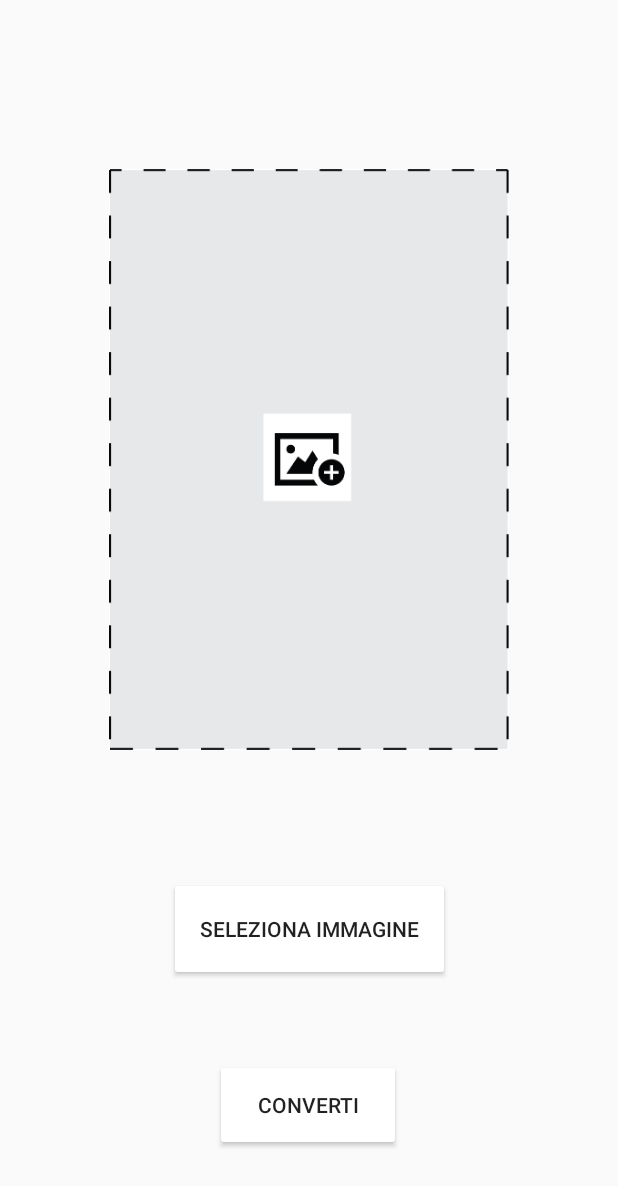
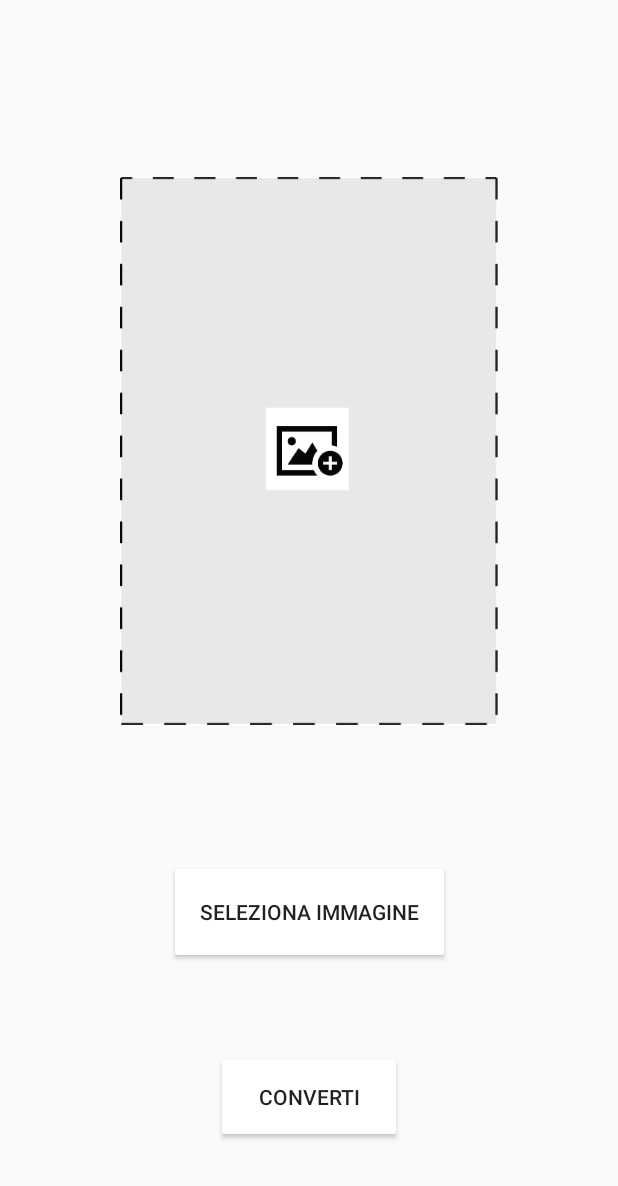
Before and after one commit to ale-mazz/LEGO-Print3r, an Android app: the GalleryActivity screen opened directly, with no data from a screen before it, on a phone screen of 412 x 824 dp. Shown: the top 1186 px of the screen. Run offline under Robolectric (Android 15) with nearby library versions, the phone set to English and light mode, and no system bars.

Commit message:
Final UI Changes

```diff
--- a/app/src/main/res/layout/activity_gallery.xml
+++ b/app/src/main/res/layout/activity_gallery.xml
@@ -23,15 +23,17 @@
         app:layout_constraintBottom_toTopOf="@id/convertButton"
         app:layout_constraintTop_toBottomOf="@id/normalImageView" />
 
-    <android.support.v7.widget.AppCompatImageView
+    <ImageView
         android:id="@+id/normalImageView"
-        android:layout_width="369dp"
-        android:layout_height="387dp"
+        android:layout_width="328dp"
+        android:layout_height="365dp"
         android:layout_marginStart="8dp"
         android:layout_marginTop="80dp"
         android:layout_marginEnd="8dp"
         android:layout_marginBottom="8dp"
+        android:adjustViewBounds="true"
         android:contentDescription="test immagine "
+        android:cropToPadding="true"
         android:visibility="visible"
         app:layout_constraintBottom_toTopOf="@+id/imageSelectionButton"
         app:layout_constraintEnd_toEndOf="parent"
@@ -52,7 +54,6 @@
         android:text="Converti"
         app:layout_constraintBottom_toBottomOf="parent"
         app:layout_constraintEnd_toEndOf="parent"
-        app:layout_constraintHorizontal_bias="0.498"
         app:layout_constraintStart_toStartOf="parent"
         app:layout_constraintTop_toBottomOf="@id/imageSelectionButton"
         app:layout_constraintVertical_bias="0.577" />
--- a/app/src/main/res/layout/activity_print.xml
+++ b/app/src/main/res/layout/activity_print.xml
@@ -23,8 +23,8 @@
 
     <ImageView
         android:id="@+id/convertedImageView"
-        android:layout_width="326dp"
-        android:layout_height="340dp"
+        android:layout_width="319dp"
+        android:layout_height="314dp"
         android:layout_marginStart="8dp"
         android:layout_marginTop="8dp"
         android:layout_marginEnd="8dp"
@@ -34,7 +34,7 @@
         app:layout_constraintHorizontal_bias="0.492"
         app:layout_constraintStart_toStartOf="parent"
         app:layout_constraintTop_toTopOf="parent"
-        tools:srcCompat="@tools:sample/avatars" />
+        tools:srcCompat="@android:color/white" />
 
 
     <ProgressBar
--- a/app/src/main/res/layout/activity_print_preview.xml
+++ b/app/src/main/res/layout/activity_print_preview.xml
@@ -35,8 +35,8 @@
 
     <ImageView
         android:id="@+id/convertedImageView"
-        android:layout_width="320dp"
-        android:layout_height="378dp"
+        android:layout_width="312dp"
+        android:layout_height="339dp"
         android:layout_marginStart="8dp"
         android:layout_marginTop="16dp"
         android:layout_marginEnd="8dp"
```
